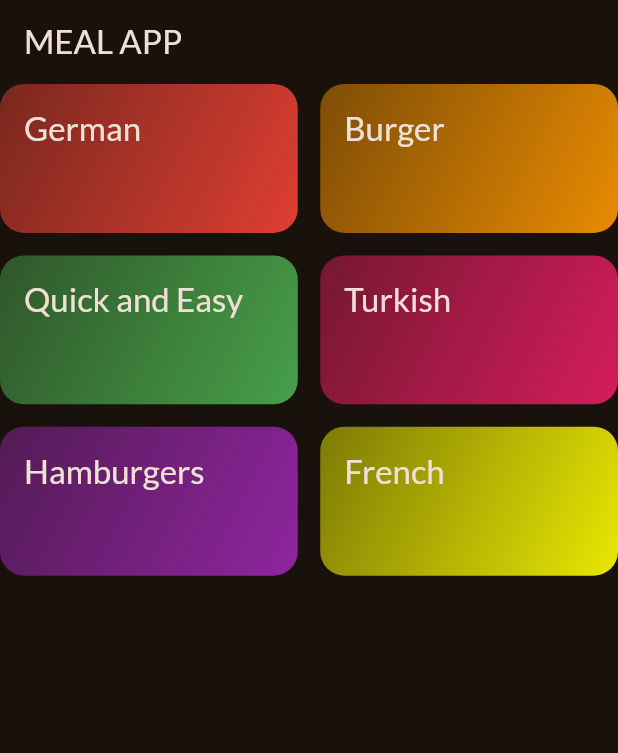
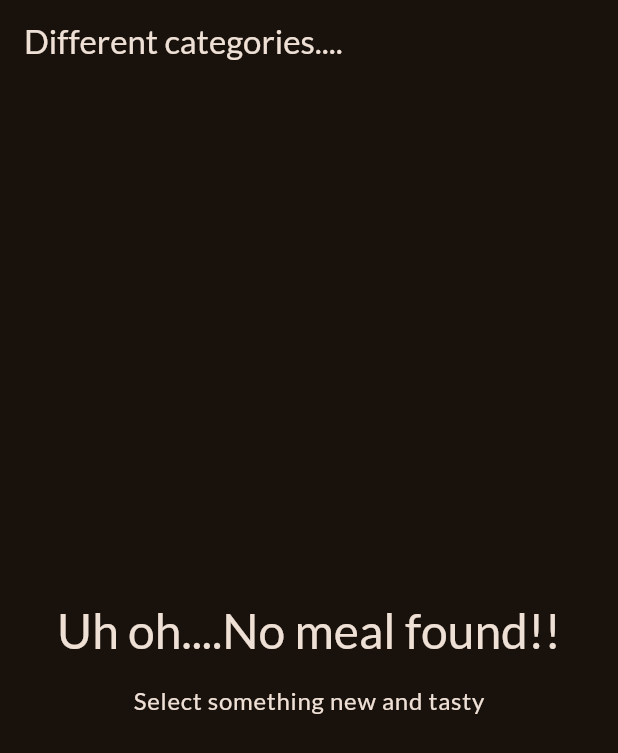
Before and after one commit to UzmiSoftwareEng/Learning_Professional_Flutter_from_Udemy, a Flutter app: the screen it shows after launch, on a phone screen of 412 x 824 dp. Shown: the top 753 px of the screen. Run offline on Flutter 3.47's test engine with Material 3 defaults, Android fonts, the phone set to English and light mode, and no system bars; our stand-ins replace google_fonts.

Commit message:
Add ListView.builder to make my Ui scrollable

```diff
--- a/MEAL APP/Section 8/lib/main.dart
+++ b/MEAL APP/Section 8/lib/main.dart
@@ -1,6 +1,7 @@
 import 'package:flutter/material.dart';
 import 'package:google_fonts/google_fonts.dart';
-import 'package:home_screen/screens/categories.dart';
+//import 'package:home_screen/screens/categories.dart';
+import 'package:home_screen/screens/meals.dart';
 
 final theme = ThemeData(
     colorScheme: ColorScheme.fromSeed(
@@ -23,7 +24,9 @@ void main() {
       return MaterialApp(
       theme: theme,
       home: Scaffold(
-        body: CategoriesScreen(),
+        body: MealsScreen(title: 'Different categories....',
+          meals: [],
+          ),
         ),
       );
     }
--- /dev/null
+++ b/MEAL APP/Section 8/lib/models/meal.dart
@@ -0,0 +1,43 @@
+enum Complexity {
+  simple,
+  challenging,
+  hard,
+}
+
+enum Affordability {
+  affordable,
+  pricey,
+  luxurious,
+}
+
+class Meal {
+  const Meal ({
+    required this.id,
+    required this.categories,
+    required this.title,
+    required this.ingredients,
+    required this.steps,
+    required this.imageUrl,
+    required this.duration,
+    required this.affordability,
+    required this.complexity,
+    required this.isGlutenFree,
+    required this.isLactoseFree,
+    required this.isVegetarian,
+    required this.isVegan,
+  });
+
+  final String id;
+  final List<String> categories;
+  final String title;
+  final List<String> ingredients;
+  final List<String> steps;
+  final String imageUrl;
+  final int duration;
+  final Affordability affordability;
+  final Complexity complexity;
+  final bool isGlutenFree;
+  final bool isLactoseFree;
+  final bool isVegetarian;
+  final bool isVegan;
+}
--- /dev/null
+++ b/MEAL APP/Section 8/lib/screens/meals.dart
@@ -0,0 +1,57 @@
+import 'package:flutter/material.dart';
+import 'package:home_screen/main.dart';
+import 'package:home_screen/models/meal.dart';
+
+class MealsScreen extends StatelessWidget {
+  const MealsScreen({
+    super.key,
+    required this.title,
+    required this.meals,
+  });
+
+  final String title;
+  final List<Meal> meals;
+
+  @override
+  Widget build(BuildContext context) {
+    Widget content = ListView.builder(
+        itemBuilder: (ctx, index) => Text(
+         meals[index].title,
+     ),
+    ); //
+
+    if(meals.isEmpty){
+      content = Center(
+        child: Column(
+          mainAxisSize: MainAxisSize.min,
+          children: [
+            Text('Uh oh....No meal found!!',
+              style: Theme.of(context).textTheme.headlineLarge!.copyWith(
+              color: Theme.of(context).colorScheme.onBackground,
+              ),
+            ) , //
+            SizedBox(height: 15,),
+            Text('Select something new and tasty',
+              style: Theme.of(context).textTheme.bodyLarge!.copyWith(
+                color: Theme.of(context).colorScheme.onBackground,
+              ),
+            ),
+          ],
+        ),
+      );
+      if (meals.isNotEmpty) {
+        content = ListView.builder(itemBuilder: (ctx, index) => Text(
+          meals[index].title,
+          ),
+        );
+      }
+    }
+      return  Scaffold(
+        appBar: AppBar(
+          title: Text(title),
+        ),
+        body: content,
+      );
+  }
+
+}
```
Also changed, not shown: MEAL APP/Section 8/lib/data/dummy_data.dart (+115 -3 lines), MEAL APP/My UI after adding ListView.builder.jpg (added).
